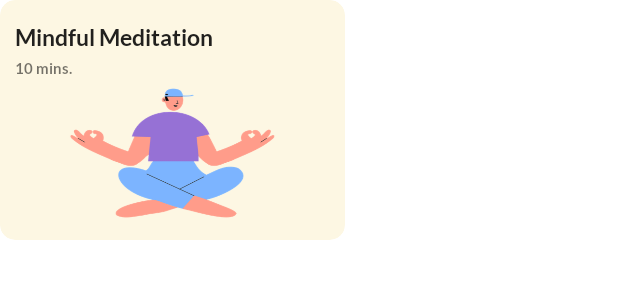
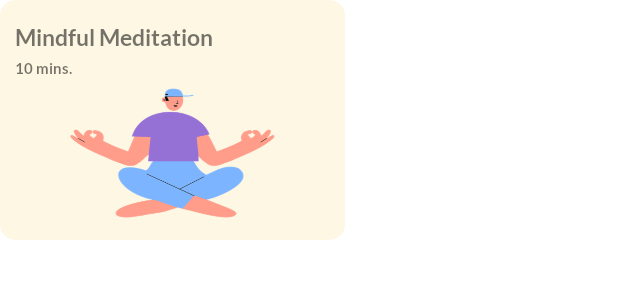
Before and after one commit to Prince-Christopher/Ethereal-1, an Android app: the layout meditation_card_design.xml on its own in the app's theme, with its tools: preview values and no code run, on a phone screen of 412 x 824 dp. Shown: the top 300 px of the screen. Run offline under Robolectric (Android 15) with nearby library versions, the phone set to English and light mode, and no system bars.

```diff
--- a/app/src/main/res/layout/meditation_card_design.xml
+++ b/app/src/main/res/layout/meditation_card_design.xml
@@ -14,7 +14,6 @@
 
     <TextView
         android:layout_width="wrap_content"
-        style="@style/Theme.Ethereal"
         android:layout_height="wrap_content"
         android:text="Mindful Meditation"
         android:layout_marginTop="15dp"
```
Also changed, not shown: 7 other files.
